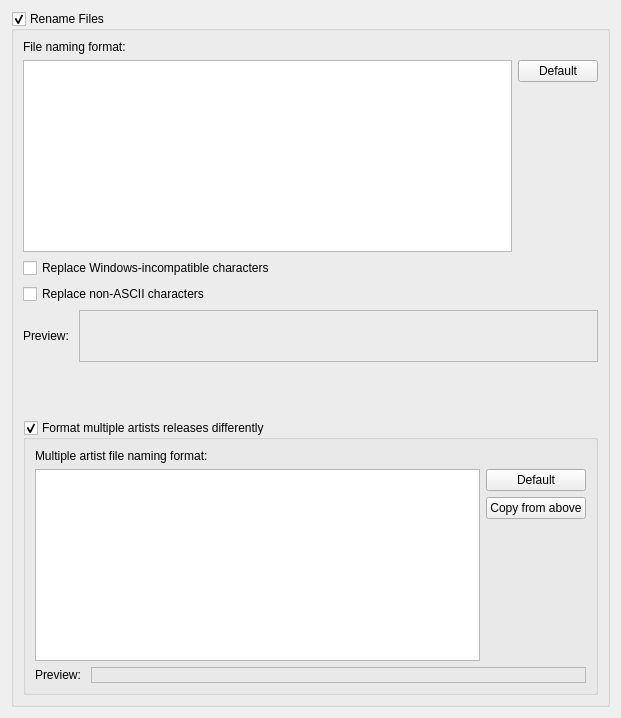
The window that ui/options_renaming.ui (metabrainz/picard) describes before a commit, drawn with Qt 5.
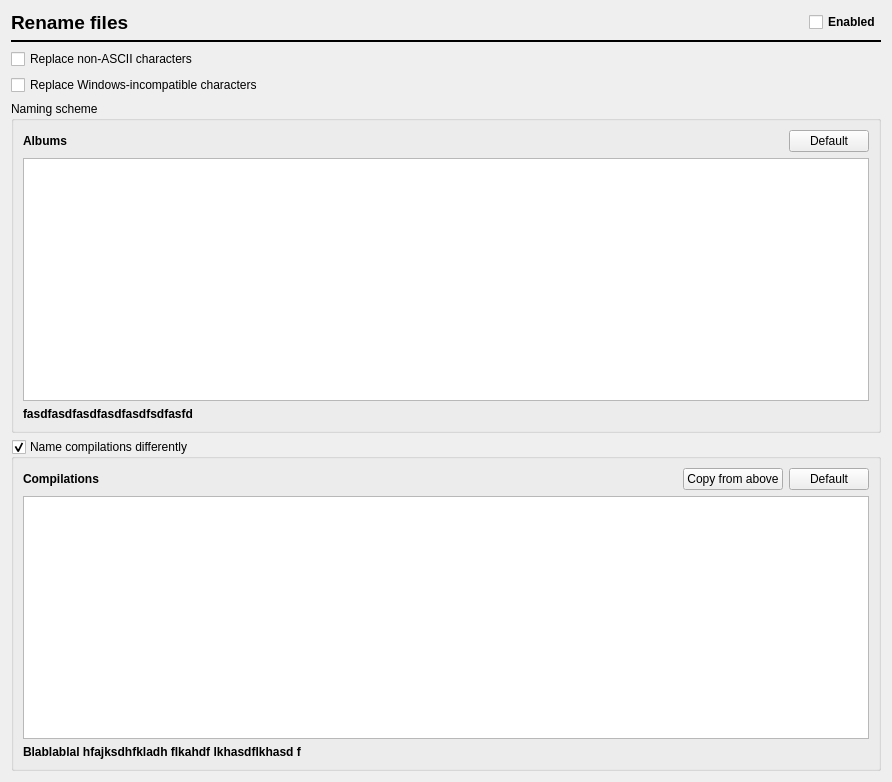
The same window after the commit.

Commit message: revamp renaming dialog

```diff
--- a/ui/options_renaming.ui
+++ b/ui/options_renaming.ui
@@ -5,8 +5,8 @@
    <rect>
     <x>0</x>
     <y>0</y>
-    <width>621</width>
-    <height>718</height>
+    <width>892</width>
+    <height>782</height>
    </rect>
   </property>
   <property name="windowTitle" >
@@ -14,23 +14,114 @@
   </property>
   <layout class="QVBoxLayout" >
    <item>
-    <widget class="QGroupBox" name="rename_files" >
+    <layout class="QHBoxLayout" name="horizontalLayout" >
+     <item>
+      <widget class="QLabel" name="label" >
+       <property name="font" >
+        <font>
+         <pointsize>14</pointsize>
+         <weight>75</weight>
+         <bold>true</bold>
+        </font>
+       </property>
+       <property name="text" >
+        <string>Rename files</string>
+       </property>
+      </widget>
+     </item>
+     <item>
+      <widget class="QCheckBox" name="rename_files" >
+       <property name="sizePolicy" >
+        <sizepolicy vsizetype="Fixed" hsizetype="Fixed" >
+         <horstretch>0</horstretch>
+         <verstretch>0</verstretch>
+        </sizepolicy>
+       </property>
+       <property name="font" >
+        <font>
+         <weight>75</weight>
+         <bold>true</bold>
+        </font>
+       </property>
+       <property name="text" >
+        <string>Enabled</string>
+       </property>
+      </widget>
+     </item>
+    </layout>
+   </item>
+   <item>
+    <widget class="Line" name="line" >
+     <property name="frameShadow" >
+      <enum>QFrame::Plain</enum>
+     </property>
+     <property name="lineWidth" >
+      <number>2</number>
+     </property>
+     <property name="orientation" >
+      <enum>Qt::Horizontal</enum>
+     </property>
+    </widget>
+   </item>
+   <item>
+    <widget class="QCheckBox" name="ascii_filenames" >
+     <property name="text" >
+      <string>Replace non-ASCII characters</string>
+     </property>
+    </widget>
+   </item>
+   <item>
+    <widget class="QCheckBox" name="windows_compatible_filenames" >
+     <property name="text" >
+      <string>Replace Windows-incompatible characters</string>
+     </property>
+    </widget>
+   </item>
+   <item>
+    <widget class="QGroupBox" name="groupBox" >
      <property name="title" >
-      <string>Rename Files</string>
+      <string>Naming scheme</string>
      </property>
-     <property name="checkable" >
-      <bool>true</bool>
-     </property>
-     <layout class="QGridLayout" >
-      <item row="0" column="0" >
+     <layout class="QVBoxLayout" name="verticalLayout_4" >
+      <item>
+       <layout class="QHBoxLayout" name="horizontalLayout_2" >
+        <item>
        <widget class="QLabel" name="label_3" >
+          <property name="font" >
+           <font>
+            <weight>75</weight>
+            <bold>true</bold>
+           </font>
+          </property>
         <property name="text" >
-         <string>File naming format:</string>
-        </property>
-       </widget>
-      </item>
-      <item row="1" column="0" >
-       <layout class="QHBoxLayout" >
+           <string>Albums</string>
+          </property>
+          <property name="alignment" >
+           <set>Qt::AlignLeading|Qt::AlignLeft|Qt::AlignVCenter</set>
+          </property>
+         </widget>
+        </item>
+        <item>
+         <widget class="QPushButton" name="file_naming_format_default" >
+          <property name="sizePolicy" >
+           <sizepolicy vsizetype="Fixed" hsizetype="Fixed" >
+            <horstretch>0</horstretch>
+            <verstretch>0</verstretch>
+           </sizepolicy>
+          </property>
+          <property name="minimumSize" >
+           <size>
+            <width>0</width>
+            <height>0</height>
+           </size>
+          </property>
+          <property name="text" >
+           <string>Default</string>
+          </property>
+         </widget>
+        </item>
+       </layout>
+      </item>
         <item>
          <widget class="QTextEdit" name="file_naming_format" >
           <property name="sizePolicy" >
@@ -45,69 +136,30 @@
             <height>0</height>
            </size>
           </property>
+        <property name="font" >
+         <font>
+          <family>Monospace</family>
+          <pointsize>10</pointsize>
+         </font>
+        </property>
           <property name="cursor" stdset="0" >
            <cursorShape>IBeamCursor</cursorShape>
           </property>
           <property name="lineWrapMode" >
-           <enum>QTextEdit::NoWrap</enum>
+         <enum>QTextEdit::WidgetWidth</enum>
+        </property>
+        <property name="html" >
+         <string>&lt;!DOCTYPE HTML PUBLIC "-//W3C//DTD HTML 4.0//EN" "http://www.w3.org/TR/REC-html40/strict.dtd">
+&lt;html>&lt;head>&lt;meta name="qrichtext" content="1" />&lt;style type="text/css">
+p, li { white-space: pre-wrap; }
+&lt;/style>&lt;/head>&lt;body style=" font-family:'Monospace'; font-size:10pt; font-weight:400; font-style:normal;">
+&lt;p style="-qt-paragraph-type:empty; margin-top:0px; margin-bottom:0px; margin-left:0px; margin-right:0px; -qt-block-indent:0; text-indent:0px;">&lt;/p>&lt;/body>&lt;/html></string>
           </property>
           <property name="tabStopWidth" >
            <number>20</number>
           </property>
-         </widget>
-        </item>
-        <item>
-         <layout class="QVBoxLayout" >
-          <item>
-           <widget class="QPushButton" name="file_naming_format_default" >
-            <property name="text" >
-             <string>Default</string>
-            </property>
-           </widget>
-          </item>
-          <item>
-           <spacer>
-            <property name="orientation" >
-             <enum>Qt::Vertical</enum>
-            </property>
-            <property name="sizeHint" >
-             <size>
-              <width>20</width>
-              <height>40</height>
-             </size>
-            </property>
-           </spacer>
-          </item>
-         </layout>
-        </item>
-       </layout>
-      </item>
-      <item row="2" column="0" >
-       <widget class="QCheckBox" name="windows_compatible_filenames" >
-        <property name="text" >
-         <string>Replace Windows-incompatible characters</string>
-        </property>
-       </widget>
-      </item>
-      <item row="3" column="0" >
-       <widget class="QCheckBox" name="ascii_filenames" >
-        <property name="text" >
-         <string>Replace non-ASCII characters</string>
-        </property>
-       </widget>
-      </item>
-      <item row="4" column="0" >
-       <layout class="QHBoxLayout" >
-        <item>
-         <widget class="QLabel" name="label" >
-          <property name="sizePolicy" >
-           <sizepolicy vsizetype="Expanding" hsizetype="Maximum" >
-            <horstretch>0</horstretch>
-            <verstretch>0</verstretch>
-           </sizepolicy>
-          </property>
-          <property name="text" >
-           <string>Preview: </string>
+        <property name="acceptRichText" >
+         <bool>true</bool>
           </property>
          </widget>
         </item>
@@ -121,13 +173,16 @@
            </font>
           </property>
           <property name="frameShape" >
-           <enum>QFrame::StyledPanel</enum>
+         <enum>QFrame::NoFrame</enum>
           </property>
           <property name="frameShadow" >
            <enum>QFrame::Plain</enum>
           </property>
+        <property name="lineWidth" >
+         <number>1</number>
+        </property>
           <property name="text" >
-           <string/>
+         <string>fasdfasdfasdfasdfasdfsdfasfd</string>
           </property>
           <property name="textFormat" >
            <enum>Qt::PlainText</enum>
@@ -138,85 +193,100 @@
          </widget>
         </item>
        </layout>
-      </item>
-      <item row="6" column="0" >
+    </widget>
+   </item>
+   <item>
        <widget class="QGroupBox" name="use_va_format" >
         <property name="title" >
-         <string>Format multiple artists releases differently</string>
+      <string>Name compilations differently</string>
         </property>
         <property name="checkable" >
          <bool>true</bool>
         </property>
-        <layout class="QGridLayout" >
-         <item row="0" column="0" >
+     <layout class="QVBoxLayout" name="verticalLayout_3" >
+      <item>
+       <layout class="QHBoxLayout" name="horizontalLayout_3" >
+        <item>
           <widget class="QLabel" name="label_4" >
-           <property name="text" >
-            <string>Multiple artist file naming format:</string>
-           </property>
-          </widget>
-         </item>
-         <item row="1" column="0" >
-          <layout class="QHBoxLayout" >
-           <item>
-            <widget class="QTextEdit" name="va_file_naming_format" >
-             <property name="cursor" stdset="0" >
-              <cursorShape>IBeamCursor</cursorShape>
-             </property>
-             <property name="lineWrapMode" >
-              <enum>QTextEdit::NoWrap</enum>
-             </property>
-             <property name="tabStopWidth" >
-              <number>20</number>
-             </property>
-            </widget>
-           </item>
-           <item>
-            <layout class="QVBoxLayout" >
-             <item>
-              <widget class="QPushButton" name="va_file_naming_format_default" >
+          <property name="font" >
+           <font>
+            <weight>75</weight>
+            <bold>true</bold>
+           </font>
+          </property>
                <property name="text" >
-                <string>Default</string>
+           <string>Compilations</string>
+          </property>
+          <property name="alignment" >
+           <set>Qt::AlignLeading|Qt::AlignLeft|Qt::AlignVCenter</set>
                </property>
               </widget>
              </item>
              <item>
               <widget class="QPushButton" name="va_copy_from_above" >
+          <property name="sizePolicy" >
+           <sizepolicy vsizetype="Fixed" hsizetype="Fixed" >
+            <horstretch>0</horstretch>
+            <verstretch>0</verstretch>
+           </sizepolicy>
+          </property>
+          <property name="minimumSize" >
+           <size>
+            <width>0</width>
+            <height>0</height>
+           </size>
+          </property>
                <property name="text" >
                 <string>Copy from above</string>
                </property>
               </widget>
              </item>
              <item>
-              <spacer>
-               <property name="orientation" >
-                <enum>Qt::Vertical</enum>
-               </property>
-               <property name="sizeHint" >
-                <size>
-                 <width>20</width>
-                 <height>40</height>
-                </size>
-               </property>
-              </spacer>
-             </item>
-            </layout>
-           </item>
-          </layout>
-         </item>
-         <item row="2" column="0" >
-          <layout class="QHBoxLayout" >
-           <item>
-            <widget class="QLabel" name="label_5" >
+         <widget class="QPushButton" name="va_file_naming_format_default" >
              <property name="sizePolicy" >
-              <sizepolicy vsizetype="Expanding" hsizetype="Maximum" >
+           <sizepolicy vsizetype="Fixed" hsizetype="Fixed" >
                <horstretch>0</horstretch>
                <verstretch>0</verstretch>
               </sizepolicy>
              </property>
+          <property name="minimumSize" >
+           <size>
+            <width>0</width>
+            <height>0</height>
+           </size>
+          </property>
              <property name="text" >
-              <string>Preview: </string>
-             </property>
-            </widget>
+           <string>Default</string>
+          </property>
+         </widget>
+        </item>
+       </layout>
+      </item>
+      <item>
+       <layout class="QHBoxLayout" >
+        <item>
+         <widget class="QTextEdit" name="va_file_naming_format" >
+          <property name="font" >
+           <font>
+            <family>Monospace</family>
+            <pointsize>10</pointsize>
+           </font>
+          </property>
+          <property name="cursor" stdset="0" >
+           <cursorShape>IBeamCursor</cursorShape>
+          </property>
+          <property name="lineWrapMode" >
+           <enum>QTextEdit::WidgetWidth</enum>
+          </property>
+          <property name="tabStopWidth" >
+           <number>20</number>
+          </property>
+          <property name="acceptRichText" >
+           <bool>true</bool>
+          </property>
+         </widget>
+        </item>
+       </layout>
            </item>
            <item>
             <widget class="QLabel" name="example_va_filename" >
@@ -228,10 +298,10 @@
               </font>
              </property>
              <property name="frameShape" >
-              <enum>QFrame::StyledPanel</enum>
+         <enum>QFrame::NoFrame</enum>
              </property>
              <property name="text" >
-              <string/>
+         <string>Blablablal hfajksdhfkladh flkahdf lkhasdflkhasd f</string>
              </property>
              <property name="textFormat" >
               <enum>Qt::PlainText</enum>
@@ -240,24 +310,6 @@
               <bool>true</bool>
              </property>
             </widget>
-           </item>
-          </layout>
-         </item>
-        </layout>
-       </widget>
-      </item>
-      <item row="5" column="0" >
-       <spacer>
-        <property name="orientation" >
-         <enum>Qt::Vertical</enum>
-        </property>
-        <property name="sizeHint" >
-         <size>
-          <width>20</width>
-          <height>40</height>
-         </size>
-        </property>
-       </spacer>
       </item>
      </layout>
     </widget>
```
Left out of the diff: 3 changed lines with no effect on the pictures. Lines whose indentation alone changed are shown as unchanged. The commit also changes 2 other files.
